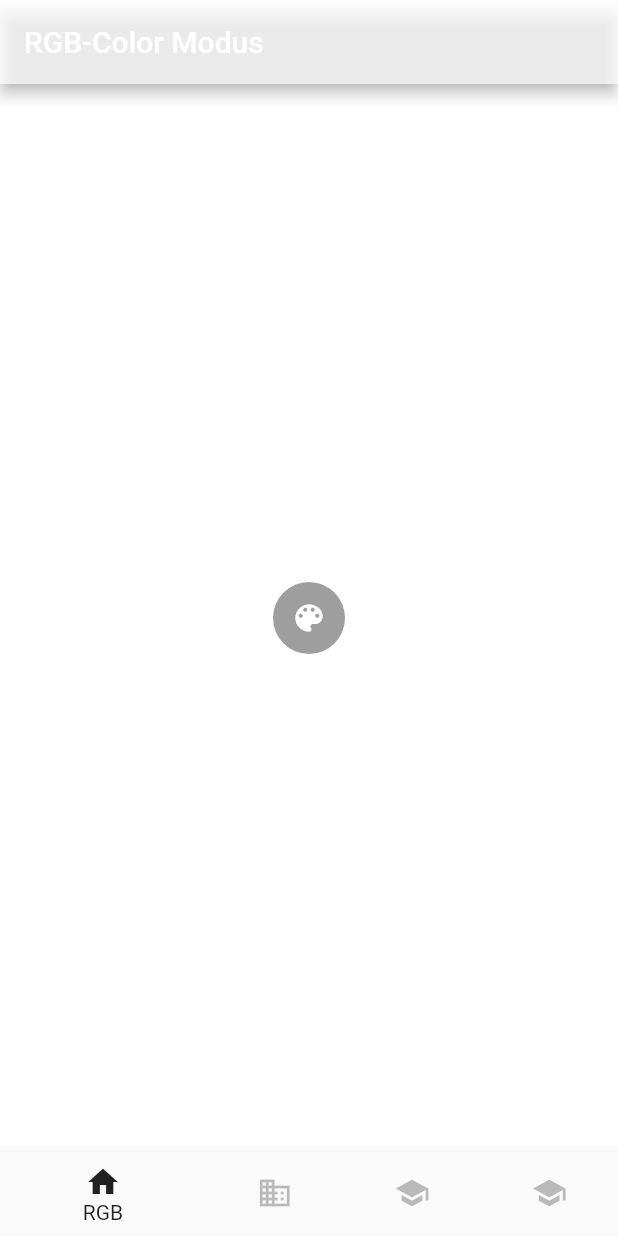
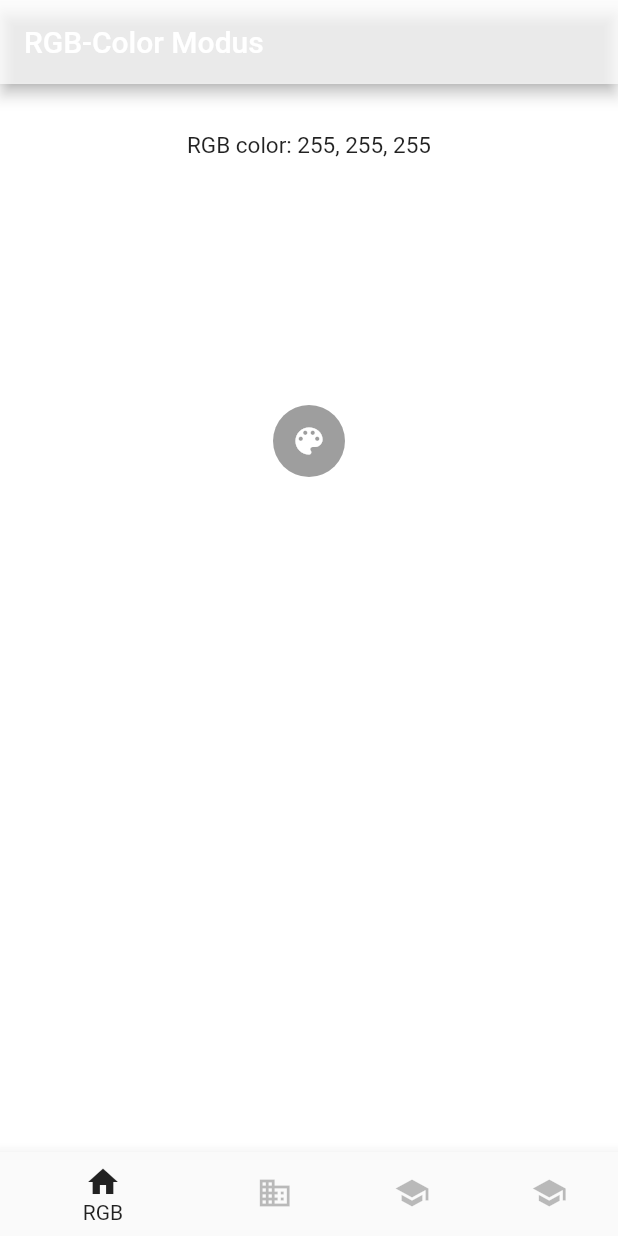
Before and after one commit to Schirmchens/radial_menu_ue4, a Flutter app: the screen it shows after launch, on a phone screen of 412 x 824 dp. Run offline on Flutter 3.47's test engine with Material 2 defaults, Android fonts, the phone set to English and light mode, and no system bars; our stand-ins replace flutter_icons.

```diff
--- a/fl_radial_menu-master/lib/src/radial_menu.dart
+++ b/fl_radial_menu-master/lib/src/radial_menu.dart
@@ -133,7 +133,14 @@ class _RadialMenuState extends State<RadialMenu> {
         backgroundColor: Colors.white70,
       ),
       backgroundColor: background_color,
-      body: Center(
+      body: Column(
+        children:[
+          Padding(padding: EdgeInsets.all(32.0),
+              child: Center(
+                  child: Text( "RGB color: "+ background_color.red.toString()+", " + background_color.green.toString() + ", " + background_color.blue.toString(),
+                  style: TextStyle(fontSize: 15)))),
+
+          Center(
             child: Container(
           key: _key,
           width: widget.containersize.width,
@@ -142,7 +149,7 @@ class _RadialMenuState extends State<RadialMenu> {
             alignment: widget.stackAlignment,
             children: list,
         ),
-      )),
+      )),])
     );
     secondaryOut = false;
     return out;
@@ -250,7 +257,6 @@ class _RadialMenuState extends State<RadialMenu> {
   }
 
   List<Widget> _buildSecondaryChildren(String baseColor) {
-    widget.secondaryItems = [];
     this.buildSecondaryItems(baseColor);
     return widget.secondaryItems.asMap().entries.map((e) {
       int index = e.key;
```
Lines whose indentation alone changed are shown as unchanged.
